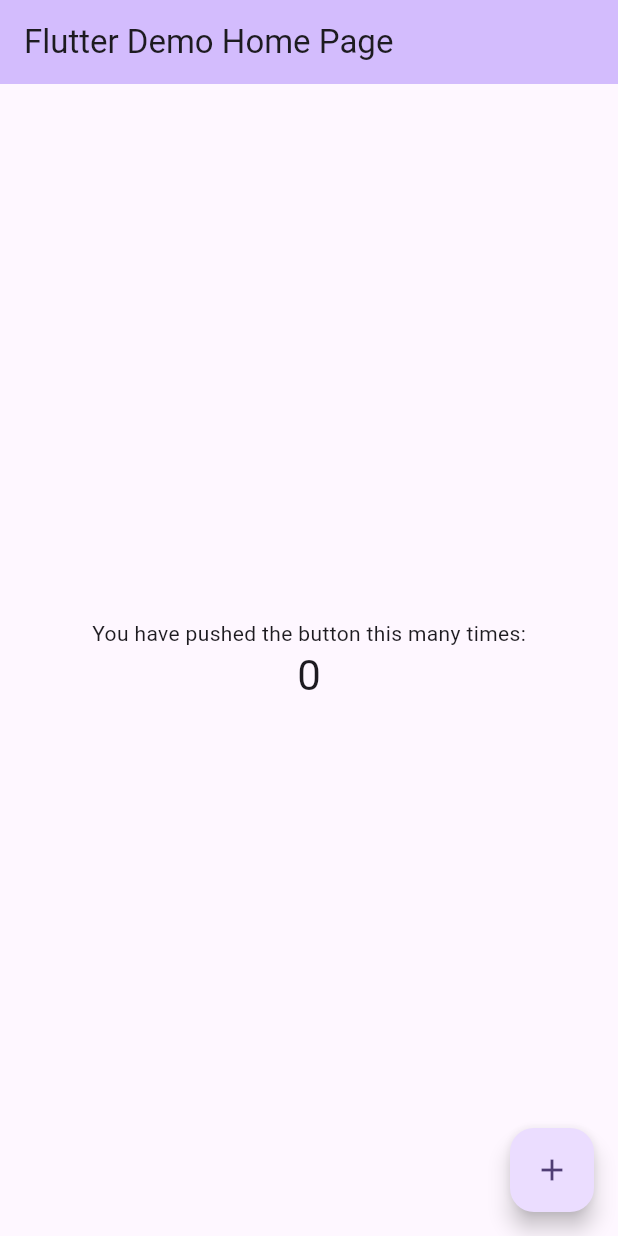
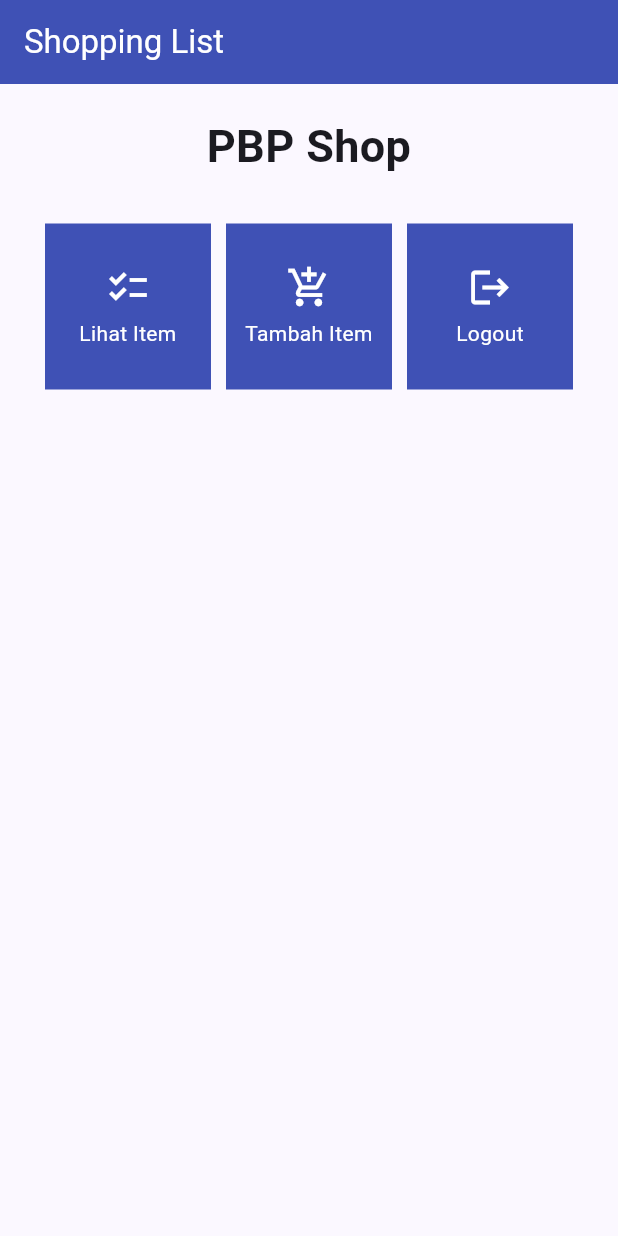
Before and after one commit to adindanurdzykra/instock-mobile, a Flutter app: the screen it shows after launch, on a phone screen of 412 x 824 dp. Run offline on Flutter 3.47's test engine with Material 2 defaults, Android fonts, the light colour scheme and no system bars.

Commit message:
submit tugas 7

```diff
--- a/lib/main.dart
+++ b/lib/main.dart
@@ -1,4 +1,5 @@
 import 'package:flutter/material.dart';
+import 'package:instock/menu.dart';
 
 void main() {
   runApp(const MyApp());
@@ -11,7 +12,7 @@
   @override
   Widget build(BuildContext context) {
     return MaterialApp(
-      title: 'Flutter Demo',
+      title: 'InStock App',
       theme: ThemeData(
         // This is the theme of your application.
         //
@@ -28,98 +29,10 @@
         //
         // This works for code too, not just values: Most code changes can be
         // tested with just a hot reload.
-        colorScheme: ColorScheme.fromSeed(seedColor: Colors.deepPurple),
+        colorScheme: ColorScheme.fromSeed(seedColor: Colors.indigo),
         useMaterial3: true,
       ),
-      home: const MyHomePage(title: 'Flutter Demo Home Page'),
+      home: MyHomePage(),
     );
   }
 }
-
-class MyHomePage extends StatefulWidget {
-  const MyHomePage({super.key, required this.title});
-
-  // This widget is the home page of your application. It is stateful, meaning
-  // that it has a State object (defined below) that contains fields that affect
-  // how it looks.
-
-  // This class is the configuration for the state. It holds the values (in this
-  // case the title) provided by the parent (in this case the App widget) and
-  // used by the build method of the State. Fields in a Widget subclass are
-  // always marked "final".
-
-  final String title;
-
-  @override
-  State<MyHomePage> createState() => _MyHomePageState();
-}
-
-class _MyHomePageState extends State<MyHomePage> {
-  int _counter = 0;
-
-  void _incrementCounter() {
-    setState(() {
-      // This call to setState tells the Flutter framework that something has
-      // changed in this State, which causes it to rerun the build method below
-      // so that the display can reflect the updated values. If we changed
-      // _counter without calling setState(), then the build method would not be
-      // called again, and so nothing would appear to happen.
-      _counter++;
-    });
-  }
-
-  @override
-  Widget build(BuildContext context) {
-    // This method is rerun every time setState is called, for instance as done
-    // by the _incrementCounter method above.
-    //
-    // The Flutter framework has been optimized to make rerunning build methods
-    // fast, so that you can just rebuild anything that needs updating rather
-    // than having to individually change instances of widgets.
-    return Scaffold(
-      appBar: AppBar(
-        // TRY THIS: Try changing the color here to a specific color (to
-        // Colors.amber, perhaps?) and trigger a hot reload to see the AppBar
-        // change color while the other colors stay the same.
-        backgroundColor: Theme.of(context).colorScheme.inversePrimary,
-        // Here we take the value from the MyHomePage object that was created by
-        // the App.build method, and use it to set our appbar title.
-        title: Text(widget.title),
-      ),
-      body: Center(
-        // Center is a layout widget. It takes a single child and positions it
-        // in the middle of the parent.
-        child: Column(
-          // Column is also a layout widget. It takes a list of children and
-          // arranges them vertically. By default, it sizes itself to fit its
-          // children horizontally, and tries to be as tall as its parent.
-          //
-          // Column has various properties to control how it sizes itself and
-          // how it positions its children. Here we use mainAxisAlignment to
-          // center the children vertically; the main axis here is the vertical
-          // axis because Columns are vertical (the cross axis would be
-          // horizontal).
-          //
-          // TRY THIS: Invoke "debug painting" (choose the "Toggle Debug Paint"
-          // action in the IDE, or press "p" in the console), to see the
-          // wireframe for each widget.
-          mainAxisAlignment: MainAxisAlignment.center,
-          children: <Widget>[
-            const Text(
-              'You have pushed the button this many times:',
-            ),
-            Text(
-              '$_counter',
-              style: Theme.of(context).textTheme.headlineMedium,
-            ),
-          ],
-        ),
-      ),
-      floatingActionButton: FloatingActionButton(
-        onPressed: _incrementCounter,
-        tooltip: 'Increment',
-        child: const Icon(Icons.add),
-      ), // This trailing comma makes auto-formatting nicer for build methods.
-    );
-  }
-}
--- /dev/null
+++ b/lib/menu.dart
@@ -0,0 +1,123 @@
+import 'package:flutter/material.dart';
+
+class MyHomePage extends StatelessWidget {
+  MyHomePage({Key? key}) : super(key: key);
+
+  // This widget is the home page of your application. It is stateful, meaning
+  // that it has a State object (defined below) that contains fields that affect
+  // how it looks.
+
+  final List<ShopItem> items = [
+    ShopItem("Lihat Item", Icons.checklist),
+    ShopItem("Tambah Item", Icons.add_shopping_cart),
+    ShopItem("Logout", Icons.logout),
+  ];
+
+  @override
+  Widget build(BuildContext context) {
+    // This method is rerun every time setState is called, for instance as done
+    // by the _incrementCounter method above.
+    //
+    // The Flutter framework has been optimized to make rerunning build methods
+    // fast, so that you can just rebuild anything that needs updating rather
+    // than having to individually change instances of widgets.
+    return Scaffold(
+      appBar: AppBar(
+        title: const Text(
+          'Shopping List',
+        ),
+        backgroundColor: Colors.indigo,
+        foregroundColor: Colors.white,
+      ),
+      body: SingleChildScrollView(
+        // Widget wrapper yang dapat discroll
+        child: Padding(
+          padding: const EdgeInsets.all(10.0), // Set padding dari halaman
+          child: Column(
+            // Widget untuk menampilkan children secara vertikal
+            children: <Widget>[
+              const Padding(
+                padding: EdgeInsets.only(top: 10.0, bottom: 10.0),
+                // Widget Text untuk menampilkan tulisan dengan alignment center dan style yang sesuai
+                child: Text(
+                  'PBP Shop', // Text yang menandakan toko
+                  textAlign: TextAlign.center,
+                  style: TextStyle(
+                    fontSize: 30,
+                    fontWeight: FontWeight.bold,
+                  ),
+                ),
+              ),
+              // Grid layout
+              GridView.count(
+                // Container pada card kita.
+                primary: true,
+                padding: const EdgeInsets.all(20),
+                crossAxisSpacing: 10,
+                mainAxisSpacing: 10,
+                crossAxisCount: 3,
+                shrinkWrap: true,
+                children: items.map((ShopItem item) {
+                  // Iterasi untuk setiap item
+                  return ShopCard(item);
+                }).toList(),
+              ),
+            ],
+          ),
+        ),
+      ),
+    );
+  }
+}
+
+class ShopItem {
+  final String name;
+  final IconData icon;
+
+  ShopItem(this.name, this.icon);
+}
+
+class ShopCard extends StatelessWidget {
+  final ShopItem item;
+
+  const ShopCard(this.item, {super.key}); // Constructor
+
+  @override
+  Widget build(BuildContext context) {
+    return Material(
+      color: Colors.indigo,
+      child: InkWell(
+        // Area responsive terhadap sentuhan
+        onTap: () {
+          // Memunculkan SnackBar ketika diklik
+          ScaffoldMessenger.of(context)
+            ..hideCurrentSnackBar()
+            ..showSnackBar(SnackBar(
+                content: Text("Kamu telah menekan tombol ${item.name}!")));
+        },
+        child: Container(
+          // Container untuk menyimpan Icon dan Text
+          padding: const EdgeInsets.all(8),
+          child: Center(
+            child: Column(
+              mainAxisAlignment: MainAxisAlignment.center,
+              children: [
+                Icon(
+                  item.icon,
+                  color: Colors.white,
+                  size: 30.0,
+                ),
+                const Padding(padding: EdgeInsets.all(3)),
+                Text(
+                  item.name,
+                  textAlign: TextAlign.center,
+                  style: const TextStyle(color: Colors.white),
+                ),
+              ],
+            ),
+          ),
+        ),
+      ),
+    );
+  }
+}
```
